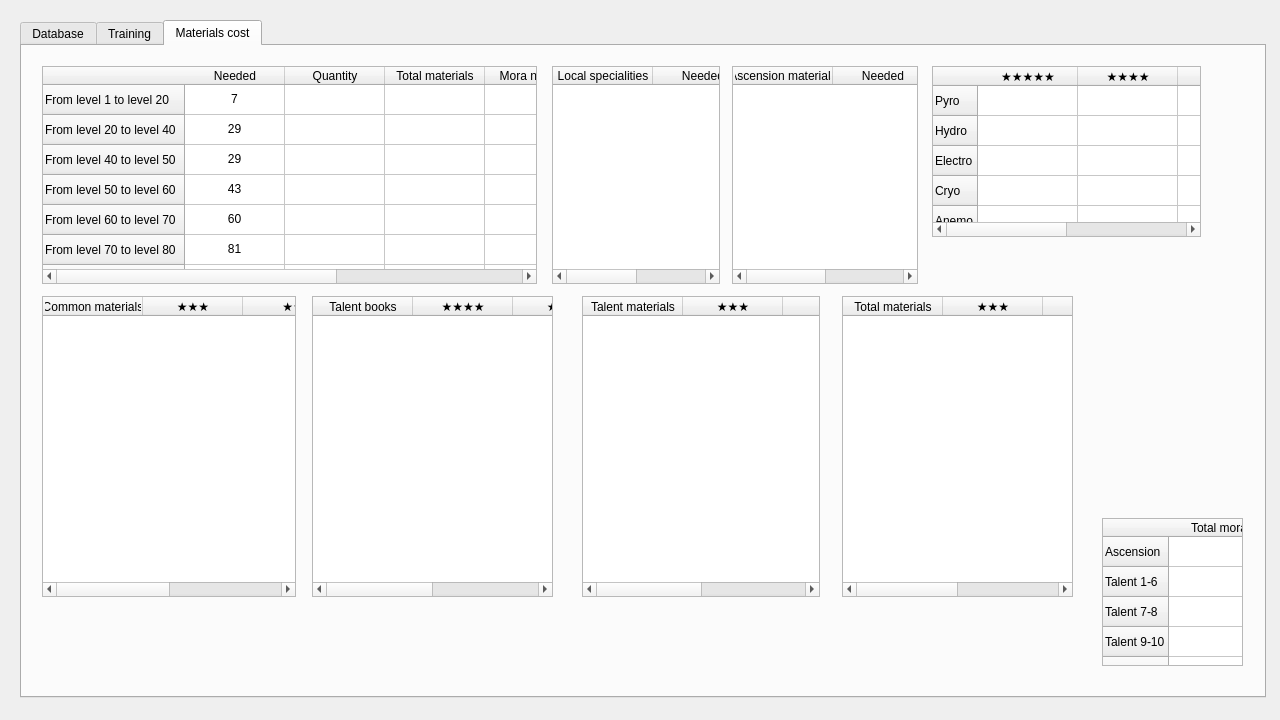
Qt form genshin_calculator.ui (crimvael/genshin_calculator) before a commit.
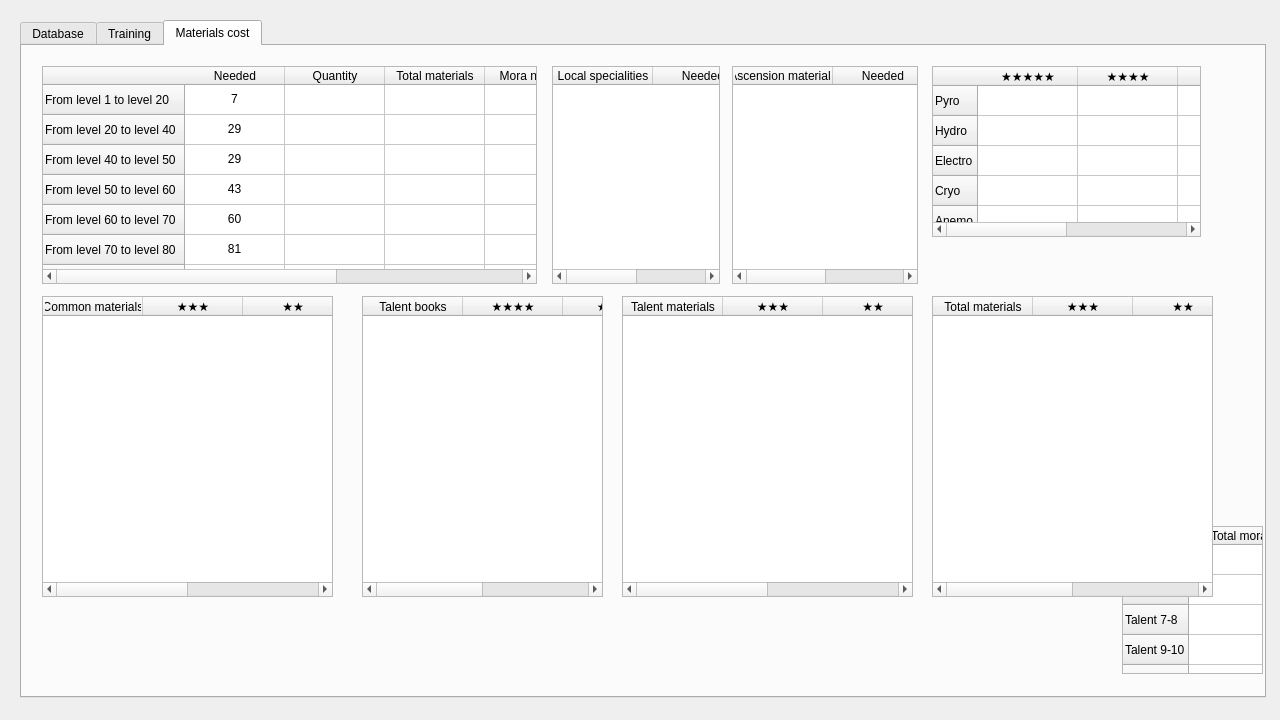
The same form after that commit. The open tabs and pages were chosen to show the change.

What changed in the file:
```diff
--- a/genshin_calculator.ui
+++ b/genshin_calculator.ui
@@ -2134,7 +2134,7 @@
      <widget class="QTableWidget" name="tableWidget_8">
       <property name="geometry">
        <rect>
-        <x>290</x>
+        <x>340</x>
         <y>250</y>
         <width>241</width>
         <height>301</height>
@@ -2211,7 +2211,7 @@
        <rect>
         <x>20</x>
         <y>250</y>
-        <width>254</width>
+        <width>291</width>
         <height>301</height>
        </rect>
       </property>
@@ -2293,9 +2293,9 @@
      <widget class="QTableWidget" name="tableWidget_10">
       <property name="geometry">
        <rect>
-        <x>560</x>
+        <x>600</x>
         <y>250</y>
-        <width>238</width>
+        <width>291</width>
         <height>301</height>
        </rect>
       </property>
@@ -2368,8 +2368,8 @@
      <widget class="QTableWidget" name="tableWidget_11">
       <property name="geometry">
        <rect>
-        <x>1080</x>
-        <y>472</y>
+        <x>1100</x>
+        <y>480</y>
         <width>141</width>
         <height>148</height>
        </rect>
@@ -2456,9 +2456,9 @@
      <widget class="QTableWidget" name="tableWidget_12">
       <property name="geometry">
        <rect>
-        <x>820</x>
+        <x>910</x>
         <y>250</y>
-        <width>231</width>
+        <width>281</width>
         <height>301</height>
        </rect>
       </property>
```
Left out of the diff: 2 changed lines with no effect on the pictures.
